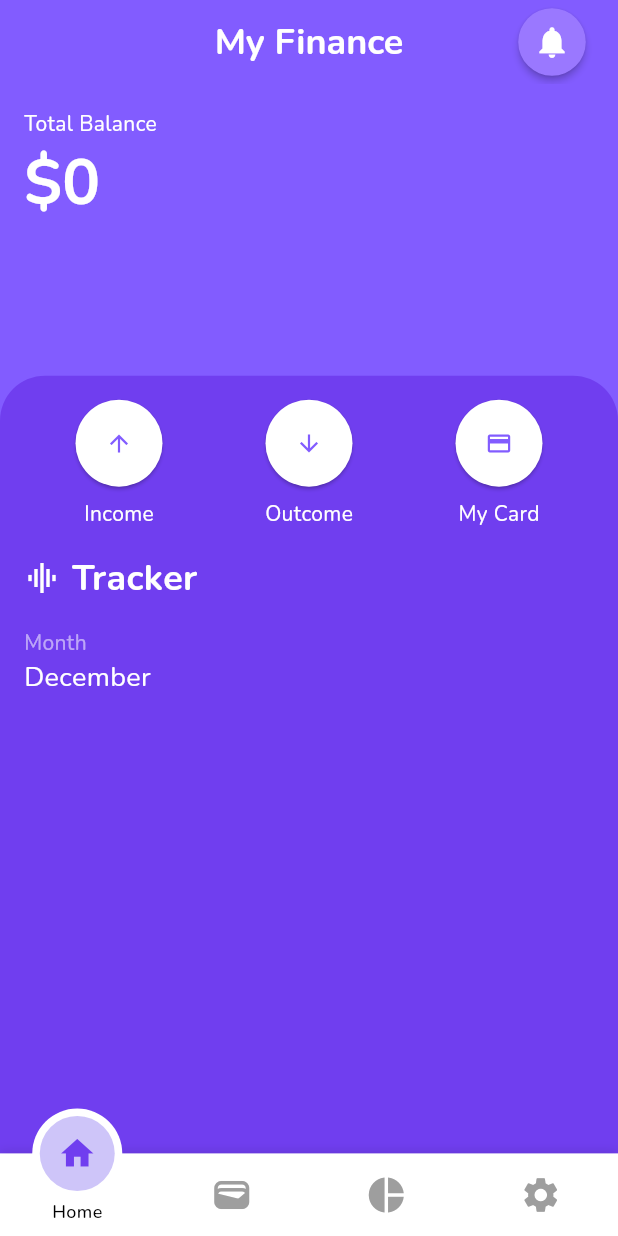
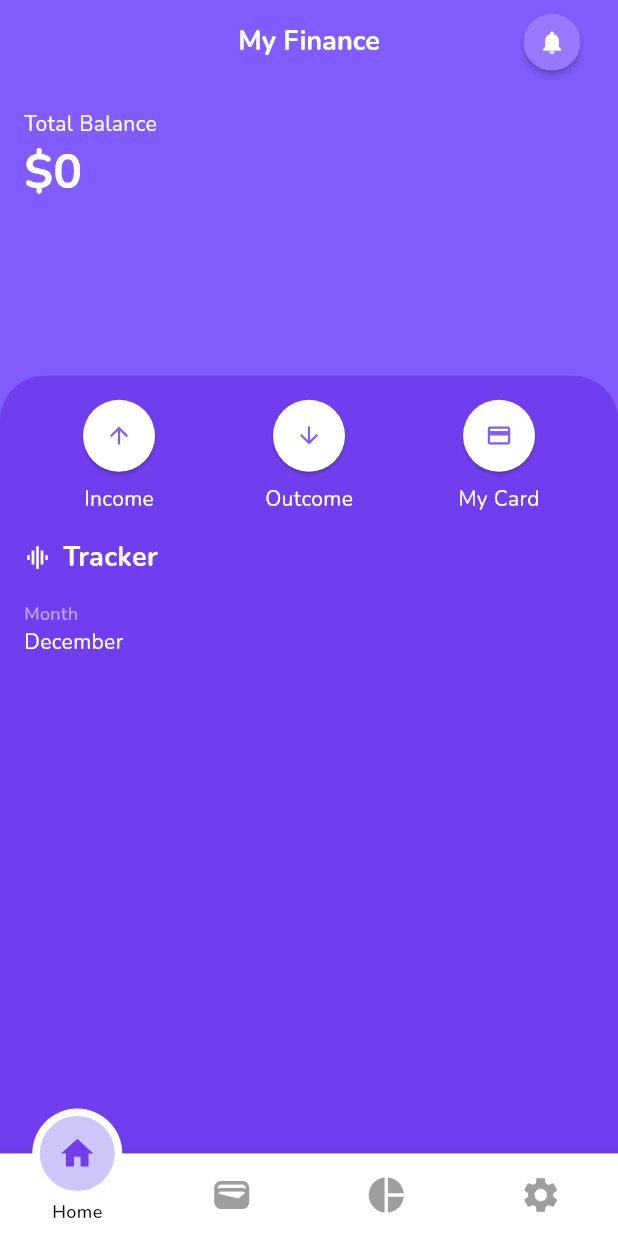
Before and after one commit to patriciafiona/Dicoding---Belajar-Membuat-Aplikasi-Flutter-untuk-Pemula, a Flutter app: the screen it shows after launch, on a phone screen of 412 x 824 dp. Run offline on Flutter 3.47's test engine with Material 3 defaults, Android fonts, the phone set to English and light mode, and no system bars; drawn by our look-alikes of motion_tab_bar_v2; our stand-ins replace lottie, sqflite, syncfusion_flutter_datepicker; missing offline and left inert: dart:ffi; accounts and stored records are empty.

Commit message:
[Submission] Add app icon, fixed UI sizing in real device

```diff
--- a/submission/financial_app/lib/ui/screen/main/HomeTabScreen/HomeTabScreen.dart
+++ b/submission/financial_app/lib/ui/screen/main/HomeTabScreen/HomeTabScreen.dart
@@ -36,7 +36,7 @@ class _HomeTabScreenState extends State<HomeTabScreen> {
                   "\$0",
                   style: TextStyle(
                       color: Colors.white,
-                      fontSize: 42,
+                      fontSize: 32,
                       fontWeight: FontWeight.bold
                   ),
                 ),
@@ -104,7 +104,7 @@ class _HomeTabScreenState extends State<HomeTabScreen> {
                         icon: Icons.graphic_eq,
                         iconColor: Colors.white,
                         text: "Tracker",
-                        textSize: 24,
+                        textSize: 18,
                         textColor: Colors.white
                     )
                   ),
@@ -114,7 +114,7 @@ class _HomeTabScreenState extends State<HomeTabScreen> {
                       "Month",
                       style: TextStyle(
                         color: Colors.white54,
-                        fontSize: 14
+                        fontSize: 12
                       ),
                     ),
                   ),
@@ -122,7 +122,7 @@ class _HomeTabScreenState extends State<HomeTabScreen> {
                     returnCurrentMonth(),
                     style: const TextStyle(
                         color: Colors.white,
-                        fontSize: 18
+                        fontSize: 14
                     ),
                   ),
 
--- a/submission/financial_app/lib/ui/screen/main/MainScreen.dart
+++ b/submission/financial_app/lib/ui/screen/main/MainScreen.dart
@@ -48,7 +48,7 @@ class _MainScreenState extends State<MainScreen> with TickerProviderStateMixin{
             'My Finance',
           style: TextStyle(
             color: Colors.white,
-            fontSize: 24.0,
+            fontSize: 18.0,
             fontWeight: FontWeight.bold
           ),
         ),
@@ -61,7 +61,7 @@ class _MainScreenState extends State<MainScreen> with TickerProviderStateMixin{
             shape: const CircleBorder(),
             child: const Icon(
               Icons.notifications,
-              size: 25.0,
+              size: 18.0,
               color: Colors.white,
             ),
           )
--- a/submission/financial_app/lib/ui/widget/RoundedButtonWithText.dart
+++ b/submission/financial_app/lib/ui/widget/RoundedButtonWithText.dart
@@ -33,7 +33,7 @@ class _RoundedButtonWithTextState extends State<RoundedButtonWithText> {
           onPressed: () => widget.onPressAction(),
           style: ElevatedButton.styleFrom(
             shape: const CircleBorder(),
-            padding: const EdgeInsets.all(20),
+            padding: const EdgeInsets.all(15),
             backgroundColor: widget.buttonColor, // <-- Button color
             foregroundColor: widget.iconColor, // <-- Splash color
           ),
--- a/submission/financial_app/lib/ui/widget/TextWithIcon.dart
+++ b/submission/financial_app/lib/ui/widget/TextWithIcon.dart
@@ -20,9 +20,12 @@ class TextWithIcon extends StatelessWidget {
   Widget build(BuildContext context) {
     return Row(
       children: [
-        Icon(
-          icon,
-          color: iconColor,
+        Container(
+          child: Icon(
+            icon,
+            color: iconColor,
+            size: textSize,
+          ),
         ),
         const SizedBox(width: 8),
         Text(
```
Also changed, not shown: submission/financial_app/pubspec.yaml (+9 -1 lines), submission/financial_app/assets/icon/icon.png (added), submission/financial_app/pubspec.lock, 29 other files.
